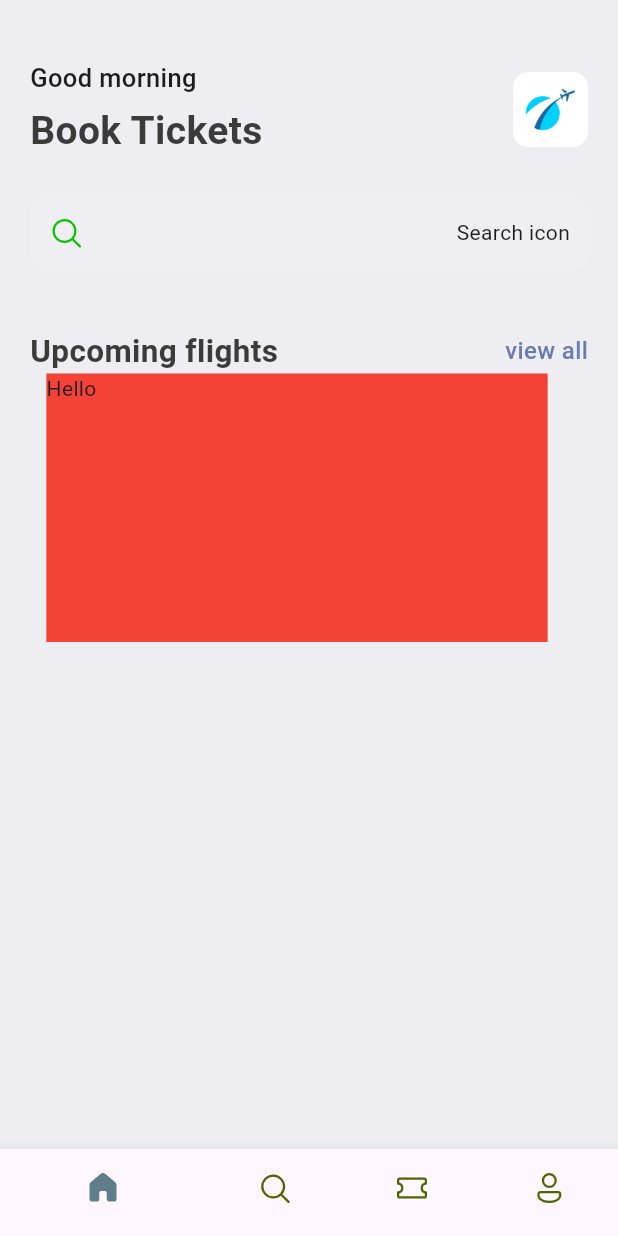
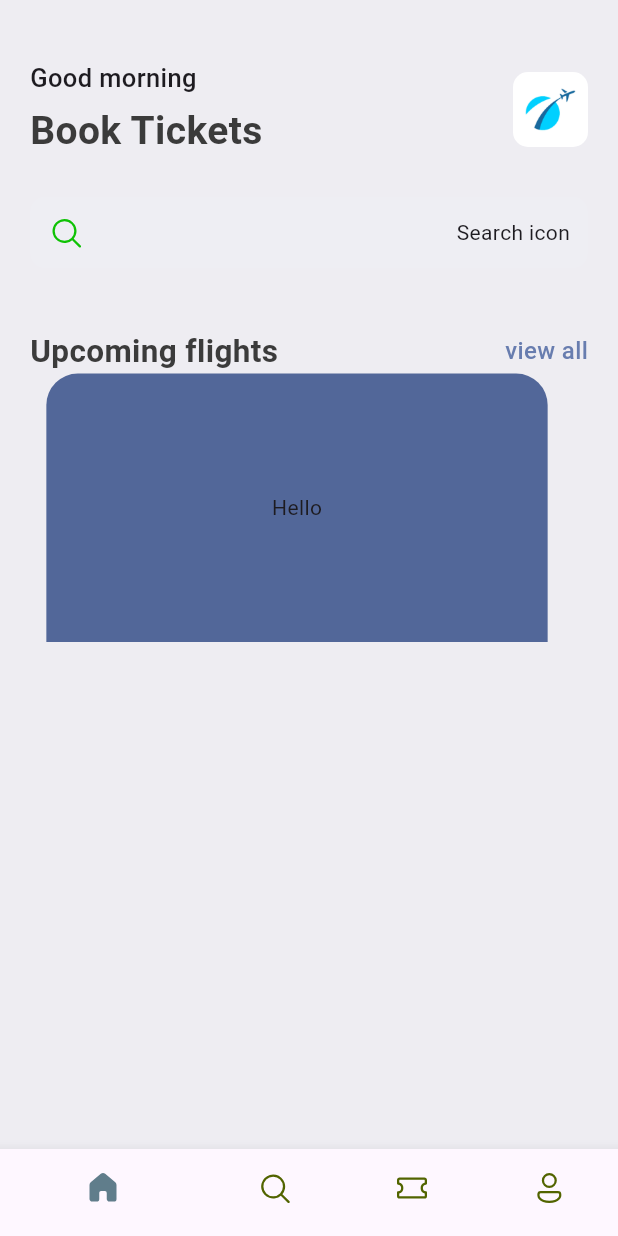
Before and after one commit to DevAiKaiSys/flutter-tutorials, a Flutter app: the screen it shows after launch, on a phone screen of 412 x 824 dp. Run offline on Flutter 3.47's test engine with Material 3 defaults, Android fonts, the phone set to English and light mode, and no system bars; our stand-ins replace fluentui_icons.

Commit message:
TicketView destination text

```diff
--- a/ticket_app/lib/resentation_layer/base/res/styles/app_styles.dart
+++ b/ticket_app/lib/resentation_layer/base/res/styles/app_styles.dart
@@ -6,6 +6,7 @@ class AppStyles {
   static Color primaryColor = primary;
   static Color bgColor = const Color(0xFFEEEDF2);
   static Color textColor = const Color(0xFF3b3b3b);
+  static Color ticketBlue = const Color(0xFF526799);
   static TextStyle textStyle = TextStyle(
     fontSize: 16,
     fontWeight: FontWeight.w500,
--- a/ticket_app/lib/resentation_layer/base/widgets/ticket_view.dart
+++ b/ticket_app/lib/resentation_layer/base/widgets/ticket_view.dart
@@ -1,4 +1,5 @@
 import 'package:flutter/material.dart';
+import 'package:ticket_app/resentation_layer/base/res/styles/app_styles.dart';
 
 class TicketView extends StatelessWidget {
   const TicketView({super.key});
@@ -12,8 +13,14 @@ class TicketView extends StatelessWidget {
       height: 179,
       child: Container(
         margin: const EdgeInsets.only(right: 16),
-        color: Colors.red,
-        child: const Text("Hello"),
+        decoration: BoxDecoration(
+          color: AppStyles.ticketBlue,
+          borderRadius: const BorderRadius.only(
+            topLeft: Radius.circular(21),
+            topRight: Radius.circular(21),
+          ),
+        ),
+        child: const Center(child: Text("Hello")),
       ),
     );
   }
```
